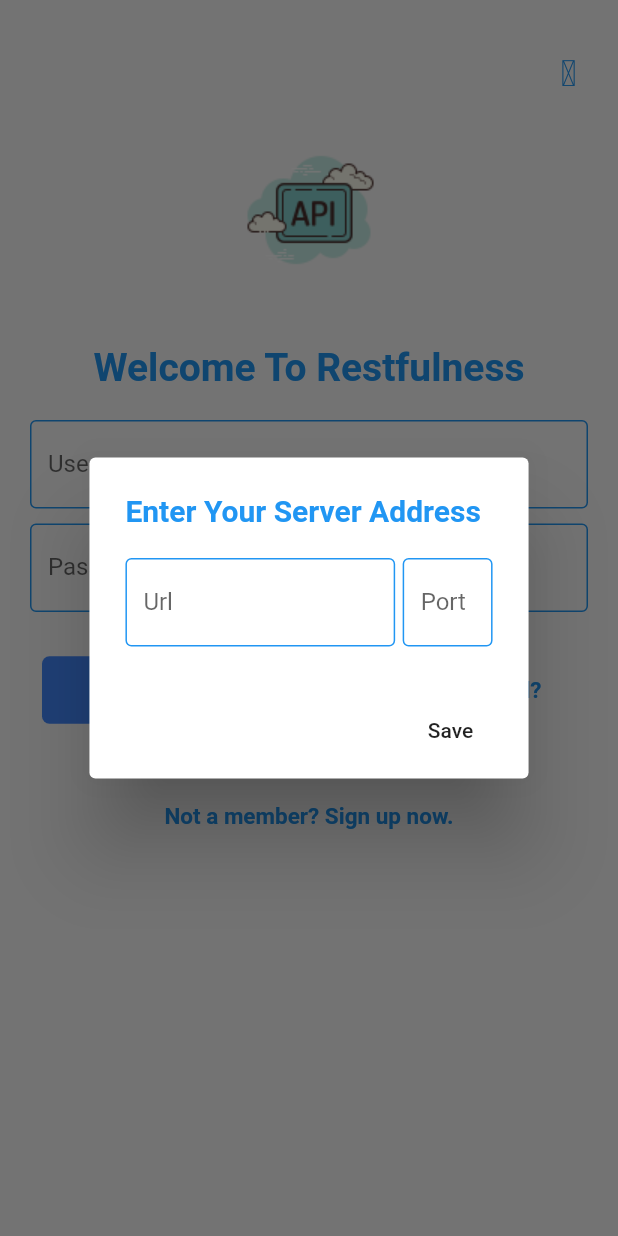
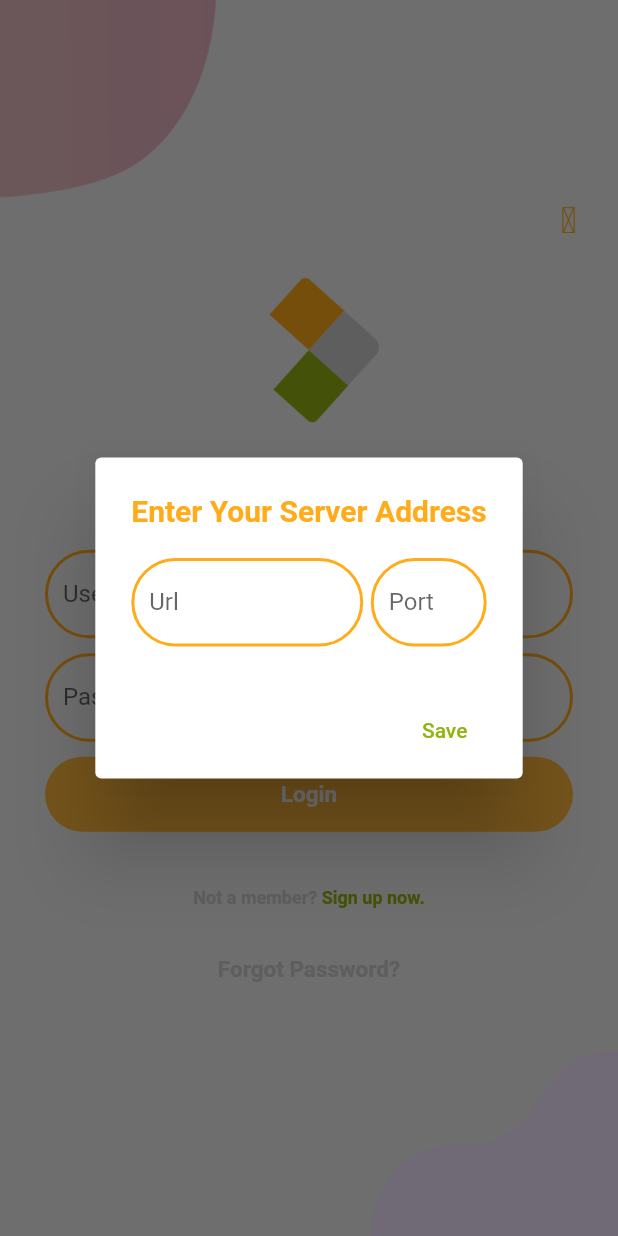
Before and after one commit to Restfulness/Restfulness-flutter-app, a Flutter app: the screen it shows after launch, after a tap on an icon or button, on a phone screen of 412 x 824 dp. Run offline on Flutter 3.47's test engine with Material 2 defaults, Android fonts, the phone set to English and light mode, and no system bars; our stand-ins replace fancy_bottom_navigation, flutter_tags, material_design_icons_flutter, rxdart, share, shared_preferences and 2 more; missing offline and left inert: shared_preferences_web; accounts and stored records are empty.

Commit message:
Change login screen UI

```diff
--- /dev/null
+++ b/lib/constants.dart
@@ -0,0 +1,6 @@
+import 'package:flutter/material.dart';
+
+const primaryColor = Color(0xFFffab1a);
+const primaryLightColor = Color(0xFFffb73a);
+const secondaryTextColor = Color(0xFF92b312);
+const textColor = Color(0xFFcccccc);
--- a/lib/main.dart
+++ b/lib/main.dart
@@ -1,12 +1,13 @@
 import 'package:flutter/material.dart';
 
+import 'constants.dart';
 import 'src/app.dart';
 import 'src/config/app_config.dart';
 
 void main() {
   AppConfig(
       flavor: Flavor.DEV,
-      color: Colors.blue,
+      color: primaryColor,
       values: AppValues(apiBaseUrl: 'http://localhost:5000'));
   runApp(App());
 }
--- a/lib/src/app.dart
+++ b/lib/src/app.dart
@@ -1,10 +1,11 @@
 import 'package:flutter/material.dart';
 import 'package:restfulness/src/blocs/category/categories_provider.dart';
 
+import '../constants.dart';
 import 'blocs/authentication/auth_provider.dart';
 import 'blocs/link/links_provider.dart';
 import 'screens/decision_screen.dart';
-import 'screens/login_screen.dart';
+import 'screens/login/login_screen.dart';
 import 'screens/register_screen.dart';
 
 class App extends StatelessWidget {
@@ -17,8 +18,9 @@ class App extends StatelessWidget {
             title: 'Restfulness',
             debugShowCheckedModeBanner: false,
             theme: ThemeData(
-              primarySwatch: Colors.blue,
+              primaryColor: primaryColor,
               visualDensity: VisualDensity.adaptivePlatformDensity,
+                scaffoldBackgroundColor:  Color(0xFFf0f0f0)
             ),
             onGenerateRoute: routes,
           ),
--- a/lib/src/screens/decision_screen.dart
+++ b/lib/src/screens/decision_screen.dart
@@ -6,7 +6,7 @@ import 'package:restfulness/src/blocs/link/links_provider.dart';
 import 'package:restfulness/src/resources/repository.dart';
 import 'package:restfulness/src/utils/json_utils.dart';
 
-import 'login_screen.dart';
+import 'login/login_screen.dart';
 import 'main_screen.dart';
 
 class DecisionScreen extends StatefulWidget {
--- /dev/null
+++ b/lib/src/screens/login/login_background.dart
@@ -0,0 +1,40 @@
+import 'package:flutter/material.dart';
+
+class LoginBackground extends StatelessWidget {
+  final Widget child;
+  const LoginBackground({
+    Key key,
+    @required this.child,
+  }) : super(key: key);
+
+  @override
+  Widget build(BuildContext context) {
+    Size size = MediaQuery.of(context).size;
+    return Container(
+      width: double.infinity,
+      height: size.height,
+      child: Stack(
+        alignment: Alignment.center,
+        children: <Widget>[
+          Positioned(
+            top: 0,
+            left: 0,
+            child: Image.asset(
+              "assets/images/login_top.png",
+              width: size.width * 0.35,
+            ),
+          ),
+          Positioned(
+            bottom: 0,
+            right: 0,
+            child: Image.asset(
+              "assets/images/login_bottom.png",
+              width: size.width * 0.4,
+            ),
+          ),
+          child,
+        ],
+      ),
+    );
+  }
+}
--- a/lib/src/screens/login_screen.dart
+++ b/lib/src/screens/login/login_screen.dart
@@ -3,7 +3,10 @@ import 'package:flutter/services.dart';
 import 'package:material_design_icons_flutter/material_design_icons_flutter.dart';
 import 'package:restfulness/src/blocs/authentication/auth_bloc.dart';
 import 'package:restfulness/src/blocs/authentication/auth_provider.dart';
+import 'package:restfulness/src/screens/login/login_background.dart';
 import 'package:restfulness/src/widgets/server_config_dialog_widget.dart';
+
+import '../../../constants.dart';
 
 class LoginScreen extends StatelessWidget {
   @override
@@ -11,7 +14,7 @@ class LoginScreen extends StatelessWidget {
     final bloc = AuthProvider.of(context);
     return AnnotatedRegion<SystemUiOverlayStyle>(
       value: const SystemUiOverlayStyle(
-        statusBarColor: Colors.blue,
+        statusBarColor: primaryColor,
         // For Android.
         // Use [light] for white status bar and [dark] for black status bar.
         statusBarIconBrightness: Brightness.light,
@@ -33,38 +36,39 @@ class LoginScreen extends StatelessWidget {
 
   buildBody(AuthBloc bloc, BuildContext context) {
     final bottom = MediaQuery.of(context).viewInsets.bottom;
-    return SingleChildScrollView(
+    return LoginBackground(
+        child: SingleChildScrollView(
       reverse: true,
       padding: EdgeInsets.only(bottom: bottom),
       child: Stack(
         children: [
           Container(
-            margin: EdgeInsets.all(20.0),
+            margin: EdgeInsets.fromLTRB(30.0,0,30,30),
             child: Column(
               children: [
                 Container(margin: EdgeInsets.only(top: 60.0)),
-                Image.asset("assets/images/restApi.png", width: 120),
+                Image.asset("assets/icons/restApi.png", width: 100),
                 Container(margin: EdgeInsets.only(top: 30.0)),
                 buildTitle(),
-                Container(margin: EdgeInsets.only(top: 20.0)),
+                Container(margin: EdgeInsets.only(top: 30.0)),
                 usernameField(bloc),
                 Container(margin: EdgeInsets.only(top: 10.0)),
                 passwordField(bloc),
+                Container(margin: EdgeInsets.only(top: 10.0)),
+                buildLoginButton(bloc),
                 Container(margin: EdgeInsets.only(top: 20.0)),
-                loginAndForgotPassButtons(bloc),
-                Container(margin: EdgeInsets.only(top: 20.0)),
-                buildSignUpButton(context, bloc),
+                signUpAndForgotPassButtons(context, bloc),
               ],
             ),
           ),
           Positioned(
             child: createGearButton(context),
-            top: 25,
+            top: 0,
             right: 5,
           ),
         ],
       ),
-    );
+    ));
   }
 
   Widget buildTitle() {
@@ -74,7 +78,7 @@ class LoginScreen extends StatelessWidget {
         "Welcome To Restfulness",
         textAlign: TextAlign.left,
         style: TextStyle(
-            fontWeight: FontWeight.bold, fontSize: 26.0, color: Colors.blue),
+            fontWeight: FontWeight.bold, fontSize: 20.0, color: primaryColor),
       ),
     );
   }
@@ -90,10 +94,11 @@ class LoginScreen extends StatelessWidget {
           keyboardType: TextInputType.text,
           decoration: InputDecoration(
             enabledBorder: OutlineInputBorder(
-              // width: 0.0 produces a thin "hairline" border
-              borderSide: BorderSide(color: Colors.blue, width: 1.0),
+              borderRadius: BorderRadius.all(Radius.circular(30)),
+              borderSide: BorderSide(color: primaryColor, width: 2.0),
             ),
-            border: OutlineInputBorder(),
+            border: OutlineInputBorder(
+                borderRadius: BorderRadius.all(Radius.circular(30))),
             labelText: "Username",
             hintText: "example",
             errorText: snapshot.error,
@@ -113,10 +118,11 @@ class LoginScreen extends StatelessWidget {
           obscureText: true,
           decoration: InputDecoration(
             enabledBorder: OutlineInputBorder(
-              // width: 0.0 produces a thin "hairline" border
-              borderSide: BorderSide(color: Colors.blue, width: 1.0),
+              borderRadius: BorderRadius.all(Radius.circular(30)),
+              borderSide: BorderSide(color: primaryColor, width: 2.0),
             ),
-            border: OutlineInputBorder(),
+            border: OutlineInputBorder(
+                borderRadius: BorderRadius.all(Radius.circular(30))),
             labelText: "Password",
             hintText: "password",
             errorText: snapshot.error,
@@ -126,27 +132,14 @@ class LoginScreen extends StatelessWidget {
     );
   }
 
-  Widget loginAndForgotPassButtons(AuthBloc bloc) {
-    return Row(
-      mainAxisAlignment: MainAxisAlignment.center,
-      crossAxisAlignment: CrossAxisAlignment.center,
-      children: [
-        Expanded(child: buildLoginButton(bloc), flex: 1),
-        SizedBox(width: 5),
-        Expanded(child: buildForgotButton(), flex: 1),
-      ],
-    );
-  }
 
   Widget buildLoginButton(AuthBloc bloc) {
     return StreamBuilder(
         stream: bloc.submitButtonLogin,
         builder: (context, AsyncSnapshot<bool> snapshot) {
-          return Padding(
-            padding: const EdgeInsets.all(8.0),
-            child: ButtonTheme(
-              minWidth: 140.0,
-              height: 45.0,
+          return  ButtonTheme(
+              minWidth: double.infinity,
+              height: 50.0,
               child: RaisedButton(
                 elevation: 5.0,
                 child: Text(
@@ -156,8 +149,8 @@ class LoginScreen extends StatelessWidget {
                     fontSize: 15.0,
                   ),
                 ),
-                color: Colors.blue,
-                disabledColor: Colors.blueAccent,
+                color: primaryColor,
+                disabledColor: primaryLightColor,
                 textColor: Colors.white,
                 disabledTextColor: Colors.white,
                 onPressed: snapshot.hasData
@@ -166,18 +159,26 @@ class LoginScreen extends StatelessWidget {
                       }
                     : null,
                 shape: RoundedRectangleBorder(
-                  borderRadius: BorderRadius.circular(5.0),
+                  borderRadius: BorderRadius.circular(30.0),
                 ),
               ),
-            ),
-          );
+            );
         });
   }
 
+  Widget signUpAndForgotPassButtons(BuildContext context ,AuthBloc bloc) {
+    return Column(
+      mainAxisAlignment: MainAxisAlignment.center,
+      crossAxisAlignment: CrossAxisAlignment.center,
+      children: [
+        buildSignUpButton(context,bloc),
+        buildForgotButton()
+      ],
+    );
+  }
+
   Widget buildForgotButton() {
-    return Padding(
-      padding: const EdgeInsets.all(8.0),
-      child: ButtonTheme(
+    return ButtonTheme(
         minWidth: 140.0,
         height: 45.0,
         child: FlatButton(
@@ -187,29 +188,38 @@ class LoginScreen extends StatelessWidget {
                 fontSize: 15.0,
               )),
           color: Colors.transparent,
-          textColor: Colors.blue,
+          textColor: textColor,
           onPressed: () {},
           shape: RoundedRectangleBorder(
             borderRadius: BorderRadius.circular(5.0),
           ),
         ),
-      ),
-    );
+      );
   }
 
   Widget buildSignUpButton(BuildContext context, AuthBloc bloc) {
-    return Padding(
-      padding: const EdgeInsets.all(8.0),
-      child: ButtonTheme(
+    return  ButtonTheme(
         height: 45.0,
         child: FlatButton(
-          child: Text("Not a member? Sign up now.",
+          child: RichText(
+            text: TextSpan(
               style: TextStyle(
-                fontWeight: FontWeight.bold,
-                fontSize: 15.0,
-              )),
+                fontSize: 12.0,
+                color: textColor,
+              ),
+              children: <TextSpan>[
+                TextSpan(text: 'Not a member? ',
+                    style: TextStyle(
+                        fontWeight: FontWeight.bold)),
+                TextSpan(
+                    text: 'Sign up now.',
+                    style: TextStyle(
+                        fontWeight: FontWeight.bold, color: secondaryTextColor)),
+              ],
+            ),
+          ),
           color: Colors.transparent,
-          textColor: Colors.blue,
+          textColor: textColor,
           onPressed: () {
             Navigator.pushNamed(context, "/register");
           },
@@ -217,8 +227,7 @@ class LoginScreen extends StatelessWidget {
             borderRadius: BorderRadius.circular(5.0),
           ),
         ),
-      ),
-    );
+      );
   }
 
   Widget createGearButton(BuildContext context) {
@@ -228,7 +237,7 @@ class LoginScreen extends StatelessWidget {
       child: FlatButton(
         child: Icon(
           MdiIcons.cogOutline,
-          color: Colors.blue,
+          color: primaryColor,
         ),
         shape: CircleBorder(),
         color: Colors.transparent,
--- a/lib/src/screens/register_screen.dart
+++ b/lib/src/screens/register_screen.dart
@@ -2,7 +2,7 @@ import 'package:flutter/material.dart';
 import 'package:restfulness/src/blocs/authentication/auth_bloc.dart';
 import 'package:restfulness/src/blocs/authentication/auth_provider.dart';
 
-import 'login_screen.dart';
+import 'login/login_screen.dart';
 
 class RegisterScreen extends StatelessWidget {
   @override
@@ -33,7 +33,7 @@ class RegisterScreen extends StatelessWidget {
         margin: EdgeInsets.all(20.0),
         child: Column(
           children: [
-            Image.asset("assets/images/restApi.png", width: 120),
+            Image.asset("assets/icons/restApi.png", width: 120),
             Container(margin: EdgeInsets.only(top: 30.0)),
             buildTitle(),
             Container(margin: EdgeInsets.only(top: 20.0)),
--- a/lib/src/widgets/drawer_widget.dart
+++ b/lib/src/widgets/drawer_widget.dart
@@ -1,6 +1,6 @@
 import 'package:flutter/material.dart';
 import 'package:restfulness/src/resources/repository.dart';
-import 'package:restfulness/src/screens/login_screen.dart';
+import 'file:///C:/Users/Farzad/Documents/Projects/GitHub/Restfulness-flutter-app/lib/src/screens/login/login_screen.dart';
 import 'package:restfulness/src/widgets/server_config_dialog_widget.dart';
 
 class DrawerWidget extends StatelessWidget{
--- a/lib/src/widgets/link_preview_widget.dart
+++ b/lib/src/widgets/link_preview_widget.dart
@@ -64,7 +64,7 @@ class LinkPreviewWidget extends StatelessWidget {
                 if (info.image == '')
                   Expanded(
                       child: Image.asset(
-                    "assets/images/restApi.png",
+                    "assets/icons/restApi.png",
                     width: double.maxFinite,
                   )),
                 Padding(
@@ -135,7 +135,7 @@ class LinkPreviewWidget extends StatelessWidget {
               children: [
                 Expanded(
                     child: Image.asset(
-                  "assets/images/restApi.png",
+                  "assets/icons/restApi.png",
                   width: double.maxFinite,
                 )),
                 Padding(
--- a/lib/src/widgets/server_config_dialog_widget.dart
+++ b/lib/src/widgets/server_config_dialog_widget.dart
@@ -1,4 +1,5 @@
 import 'package:flutter/material.dart';
+import 'package:restfulness/constants.dart';
 import 'package:shared_preferences/shared_preferences.dart';
 
 class ServerConfigDialogWidget {
@@ -34,10 +35,10 @@ class ServerConfigDialogWidget {
         builder: (context) {
           return AlertDialog(
             title: Text("Enter Your Server Address" ,style: TextStyle(
-                fontWeight: FontWeight.bold, color: Colors.blue),),
+                fontWeight: FontWeight.bold, color: primaryColor),),
             content: Row(
               children: <Widget>[
-                Expanded(child: buildUrlField(urlController), flex: 3),
+                Expanded(child: buildUrlField(urlController), flex: 2),
                 SizedBox(width: 5),
                 Expanded(child: buildPortField(portController)),
               ],
@@ -45,7 +46,7 @@ class ServerConfigDialogWidget {
             actions: [
               MaterialButton(
                 elevation: 2,
-                child: Text("Save"),
+                child: Text("Save" , style: TextStyle(color: secondaryTextColor),),
                 onPressed: () {
                   Map<String, dynamic> toMap = new Map<String, dynamic>();
                   toMap["url"] = urlController.text;
@@ -64,9 +65,11 @@ class ServerConfigDialogWidget {
       controller: urlController,
       decoration: InputDecoration(
         enabledBorder: OutlineInputBorder(
-          borderSide: BorderSide(color: Colors.blue, width: 1.0),
+          borderRadius: BorderRadius.all(Radius.circular(30)),
+          borderSide: BorderSide(color: primaryColor, width: 2.0),
         ),
-        border: OutlineInputBorder(),
+        border: OutlineInputBorder(
+            borderRadius: BorderRadius.all(Radius.circular(30))),
         labelText: "Url",
         hintText: "http://server.com",
       ),
@@ -79,9 +82,11 @@ class ServerConfigDialogWidget {
       controller: portController,
       decoration: InputDecoration(
         enabledBorder: OutlineInputBorder(
-          borderSide: BorderSide(color: Colors.blue, width: 1.0),
+          borderRadius: BorderRadius.all(Radius.circular(30)),
+          borderSide: BorderSide(color: primaryColor, width: 2.0),
         ),
-        border: OutlineInputBorder(),
+        border: OutlineInputBorder(
+            borderRadius: BorderRadius.all(Radius.circular(30))),
         labelText: "Port",
         hintText: "5000",
       ),
--- a/pubspec.yaml
+++ b/pubspec.yaml
@@ -57,7 +57,11 @@ flutter:
 
   # To add assets to your application, add an assets section, like this:
   assets:
-   - assets/images/restApi.png
+   - assets/images/login_top.png
+   - assets/images/login_bottom.png
+   - assets/images/signup_top.png
+   - assets/images/signup_bottom.png
+   - assets/icons/restApi.png
 
   # An image asset can refer to one or more resolution-specific "variants", see
   # https://flutter.dev/assets-and-images/#resolution-aware.
```
Also changed, not shown: assets/icons/restApi.png (added), assets/images/login_bottom.png (added), assets/images/login_top.png (added), assets/images/restApi.png (deleted), assets/images/restApi.webp (deleted), assets/images/signup_bottom.png (added), assets/images/signup_top.png (added).
